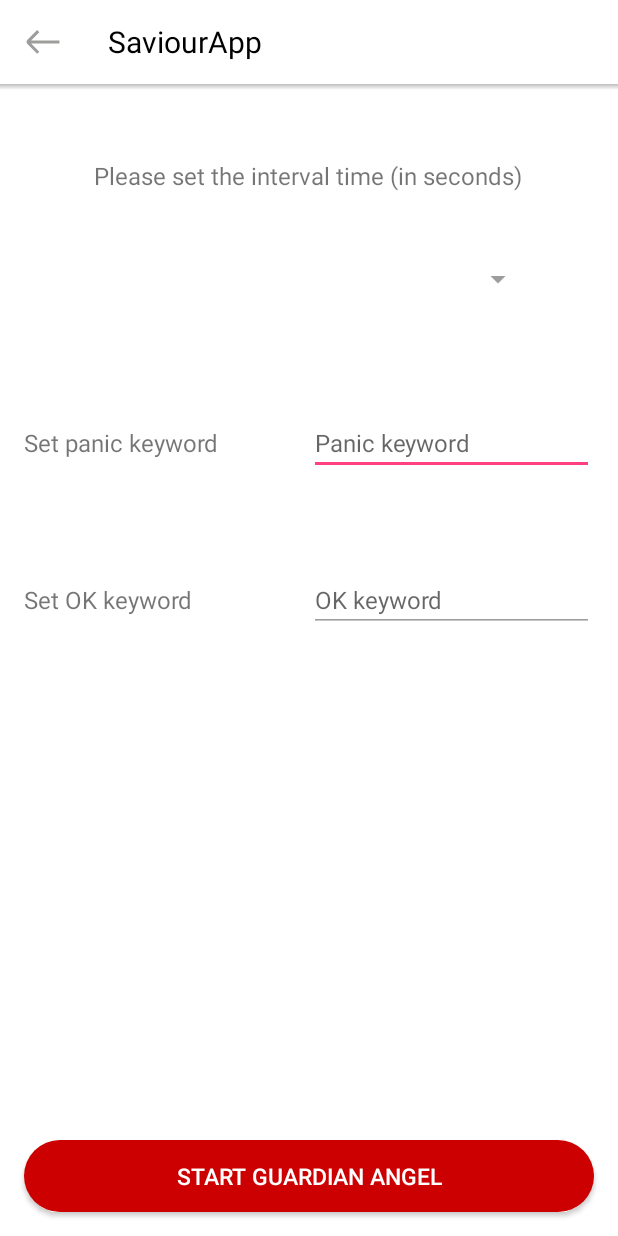
After one commit to hackathonovo/codeBonobos, an Android app: the layout fragment_guardian_dialog.xml on its own in the app's theme, with its tools: preview values and no code run, on a phone screen of 412 x 824 dp. The commit adds this screen. Run offline under Robolectric (Android 15) with nearby library versions, the phone set to English and light mode, and no system bars.

Commit message:
Implement Guardian

```diff
--- a/Mobile/app/src/main/java/dev/skliba/saviourapp/ui/dashboard/MainActivity.java
+++ b/Mobile/app/src/main/java/dev/skliba/saviourapp/ui/dashboard/MainActivity.java
@@ -45,7 +45,7 @@ public class MainActivity extends BaseActivity {
                 case R.id.newsTab:
                     fragment = new NewsFragment();
                     break;
-                case R.id.favoritesTab:
+                case R.id.actionsTab:
                     fragment = new ContactFragment();
                     break;
                 case R.id.profileTab:
--- a/Mobile/app/src/main/java/dev/skliba/saviourapp/ui/dashboard/profile/ProfileFragment.java
+++ b/Mobile/app/src/main/java/dev/skliba/saviourapp/ui/dashboard/profile/ProfileFragment.java
@@ -11,6 +11,7 @@ import butterknife.OnClick;
 import de.hdodenhof.circleimageview.CircleImageView;
 import dev.skliba.saviourapp.R;
 import dev.skliba.saviourapp.di.MvpFactory;
+import dev.skliba.saviourapp.ui.guardian.GuardianAngelDialog;
 import dev.skliba.saviourapp.ui.login.LoginActivity;
 import dev.skliba.saviourapp.ui.shared.BaseFragment;
 import dev.skliba.saviourapp.ui.shared.BaseMvp;
@@ -45,7 +46,7 @@ public class ProfileFragment extends BaseFragment implements ProfileMvp.View {
     }
 
     private void initUi() {
-        userImage.setImageDrawable(ContextCompat.getDrawable(getActivity(), R.drawable.ic_user));
+        userImage.setImageDrawable(ContextCompat.getDrawable(getActivity(), R.drawable.ic_user_placeholder));
         userName.setText("George Clooney");
     }
 
@@ -56,7 +57,7 @@ public class ProfileFragment extends BaseFragment implements ProfileMvp.View {
 
     @OnClick(R.id.guardianAngel)
     protected void onGuardianAngelClicked() {
-
+        new GuardianAngelDialog().show(getChildFragmentManager(), "myTag");
     }
 
     @Override
--- a/Mobile/app/src/main/java/dev/skliba/saviourapp/ui/login/LoginActivity.java
+++ b/Mobile/app/src/main/java/dev/skliba/saviourapp/ui/login/LoginActivity.java
@@ -1,5 +1,4 @@
 package dev.skliba.saviourapp.ui.login;
-
 
 import android.content.Context;
 import android.content.Intent;
@@ -16,7 +15,6 @@ import dev.skliba.saviourapp.di.MvpFactory;
 import dev.skliba.saviourapp.ui.dashboard.MainActivity;
 import dev.skliba.saviourapp.ui.shared.BaseActivity;
 import dev.skliba.saviourapp.util.SharedPrefsUtil;
-
 
 public class LoginActivity extends BaseActivity implements LoginMvp.View {
 
--- a/Mobile/app/src/main/java/dev/skliba/saviourapp/ui/splash/SplashPresenter.java
+++ b/Mobile/app/src/main/java/dev/skliba/saviourapp/ui/splash/SplashPresenter.java
@@ -17,10 +17,9 @@ public class SplashPresenter implements SplashMvp.Presenter {
 
     @Override
     public void checkUserLoggedIn() {
-        if(SharedPrefsUtil.isLoggedIn()) {
+        if (SharedPrefsUtil.isLoggedIn()) {
             view.navigateToMain();
-        }
-        else {
+        } else {
             view.navigateToLogin();
         }
     }
--- a/Mobile/app/src/main/res/layout/activity_login.xml
+++ b/Mobile/app/src/main/res/layout/activity_login.xml
@@ -26,6 +26,8 @@
                 android:layout_width="match_parent"
                 android:layout_height="wrap_content"
                 android:layout_marginBottom="10dp"
+                android:singleLine="true"
+                android:imeOptions="actionNext"
                 android:hint="Username"/>
 
         <EditText
@@ -33,6 +35,8 @@
                 android:layout_width="match_parent"
                 android:layout_height="wrap_content"
                 android:hint="Password"
+                android:singleLine="true"
+                android:imeOptions="actionDone"
                 android:inputType="textPassword"/>
 
     </LinearLayout>
--- /dev/null
+++ b/Mobile/app/src/main/res/layout/fragment_guardian_dialog.xml
@@ -0,0 +1,105 @@
+<?xml version="1.0" encoding="utf-8"?>
+<RelativeLayout xmlns:android="http://schemas.android.com/apk/res/android"
+                android:layout_width="match_parent"
+                android:layout_height="match_parent"
+                android:orientation="vertical">
+
+    <include layout="@layout/toolbar"/>
+
+    <TextView
+            android:id="@+id/tv"
+            android:layout_width="wrap_content"
+            android:layout_height="wrap_content"
+            android:layout_centerHorizontal="true"
+            android:layout_below="@+id/toolbarContainer"
+            android:layout_marginTop="30dp"
+            android:padding="16dp"
+            android:textSize="16sp"
+            android:text="Please set the interval time (in seconds)"/>
+
+    <android.support.v7.widget.AppCompatSpinner
+            android:id="@+id/intervalTime"
+            android:layout_width="300dp"
+            android:layout_height="wrap_content"
+            android:layout_below="@+id/tv"
+            android:layout_marginTop="30dp"
+            android:layout_centerHorizontal="true">
+
+    </android.support.v7.widget.AppCompatSpinner>
+
+    <LinearLayout
+            android:id="@+id/panicContainer"
+            android:layout_width="match_parent"
+            android:layout_height="wrap_content"
+            android:layout_below="@+id/intervalTime"
+            android:layout_marginTop="60dp"
+            android:padding="16dp"
+            android:gravity="center_horizontal"
+            android:weightSum="1"
+            android:orientation="horizontal">
+
+        <TextView
+                android:layout_width="0dp"
+                android:layout_height="wrap_content"
+                android:layout_weight="0.5"
+
+                android:text="Set panic keyword"
+                android:textSize="16dp"
+                />
+
+        <EditText
+                android:id="@+id/panicKeyword"
+                android:layout_width="0dp"
+                android:layout_height="wrap_content"
+                android:layout_weight="0.5"
+                android:hint="Panic keyword"
+                android:inputType="text"
+                android:imeOptions="actionNext"
+                android:singleLine="true"
+                android:textSize="16dp"
+                />
+
+    </LinearLayout>
+
+    <LinearLayout
+            android:layout_width="match_parent"
+            android:layout_height="wrap_content"
+            android:layout_below="@+id/panicContainer"
+            android:layout_marginTop="30dp"
+            android:padding="16dp"
+            android:gravity="center_horizontal"
+            android:orientation="horizontal">
+
+        <TextView
+                android:layout_width="0dp"
+                android:layout_height="wrap_content"
+                android:layout_weight="0.5"
+                android:text="Set OK keyword"
+                android:textSize="16dp"
+                />
+
+        <EditText
+                android:id="@+id/okKeyword"
+                android:layout_width="0dp"
+                android:layout_height="wrap_content"
+                android:layout_weight="0.5"
+                android:hint="OK keyword"
+                android:inputType="text"
+                android:imeOptions="actionNext"
+                android:singleLine="true"
+                android:textSize="16dp"
+                />
+
+    </LinearLayout>
+
+    <Button
+            android:id="@+id/startGuardian"
+            android:layout_width="match_parent"
+            android:layout_height="wrap_content"
+            android:layout_alignParentBottom="true"
+            android:layout_margin="16dp"
+            android:background="@drawable/guardian_angel_background"
+            android:foreground="?attr/selectableItemBackground"
+            android:text="Start guardian angel"/>
+
+</RelativeLayout>
--- a/Mobile/app/src/main/res/layout/fragment_profile.xml
+++ b/Mobile/app/src/main/res/layout/fragment_profile.xml
@@ -15,8 +15,7 @@
                 android:id="@+id/userImage"
                 android:layout_width="36dp"
                 android:layout_height="36dp"
-                android:layout_margin="16dp"
-                tools:src="@drawable/ic_user"/>
+                android:layout_margin="16dp"/>
 
         <TextView
                 android:id="@+id/userName"
--- a/Mobile/app/src/main/res/layout/toolbar.xml
+++ b/Mobile/app/src/main/res/layout/toolbar.xml
@@ -2,6 +2,7 @@
 <LinearLayout xmlns:android="http://schemas.android.com/apk/res/android"
               xmlns:app="http://schemas.android.com/apk/res-auto"
               android:layout_width="match_parent"
+              android:id="@+id/toolbarContainer"
               android:layout_height="wrap_content"
               android:orientation="vertical">
 
--- a/Mobile/app/src/main/res/xml/bottom_bar.xml
+++ b/Mobile/app/src/main/res/xml/bottom_bar.xml
@@ -5,9 +5,9 @@
             icon="@drawable/ic_news"
             title="News"/>
     <tab
-            id="@+id/favoritesTab"
-            icon="@drawable/ic_favorite"
-            title="Favorites"/>
+            id="@+id/actionsTab"
+            icon="@drawable/ic_explore"
+            title="My Action"/>
     <tab
             id="@+id/profileTab"
             icon="@drawable/ic_user"
```
Also changed, not shown: Mobile/app/src/main/AndroidManifest.xml (+9 -1 lines), Mobile/app/src/main/java/dev/skliba/saviourapp/data/managers/PanicModeManager.java (added, +30 -0 lines), Mobile/app/src/main/java/dev/skliba/saviourapp/ui/guardian/GuardianAngelDialog.java (added, +118 -0 lines), Mobile/app/src/main/java/dev/skliba/saviourapp/ui/guardian/GuardianAngelService.java (added, +83 -0 lines), Mobile/app/src/main/java/dev/skliba/saviourapp/ui/shared/AlertDialogErrorView.java (+6 -7 lines), Mobile/app/src/main/java/dev/skliba/saviourapp/ui/voice/VoiceActivity.java (added, +79 -0 lines), Mobile/app/src/main/java/dev/skliba/saviourapp/util/SharedPrefsUtil.java (+45 -1 lines), Mobile/app/src/main/res/drawable/ic_explore.xml (added, +15 -0 lines), Mobile/app/src/main/res/values/strings.xml (+17 -0 lines), 1 other file.
